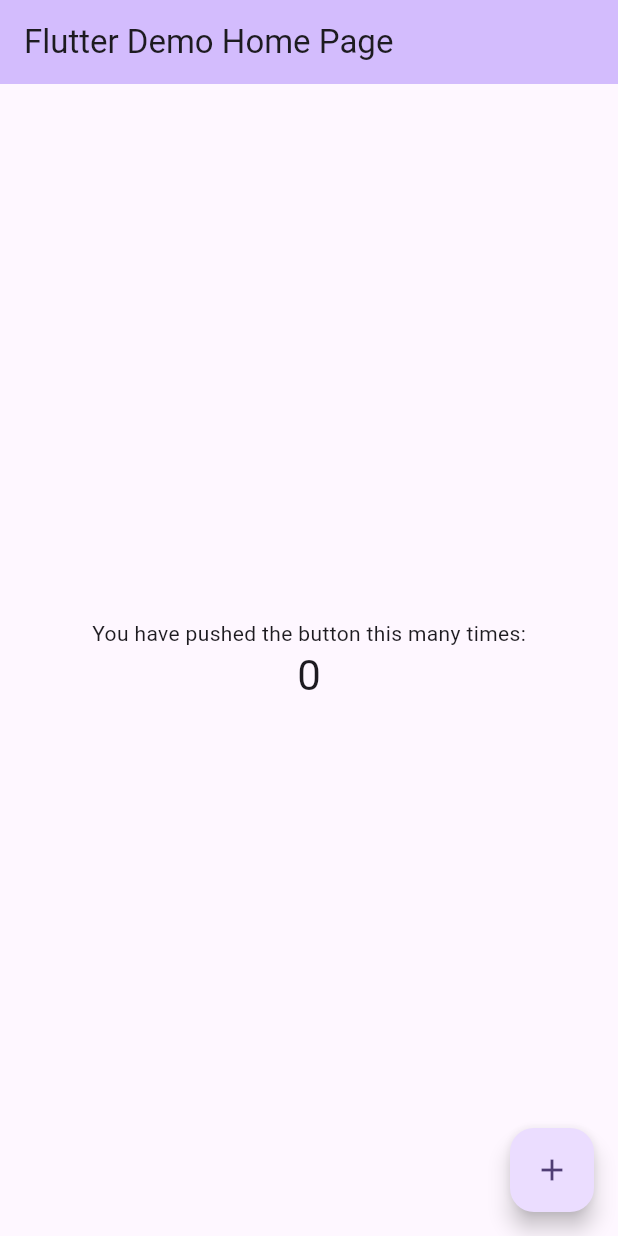
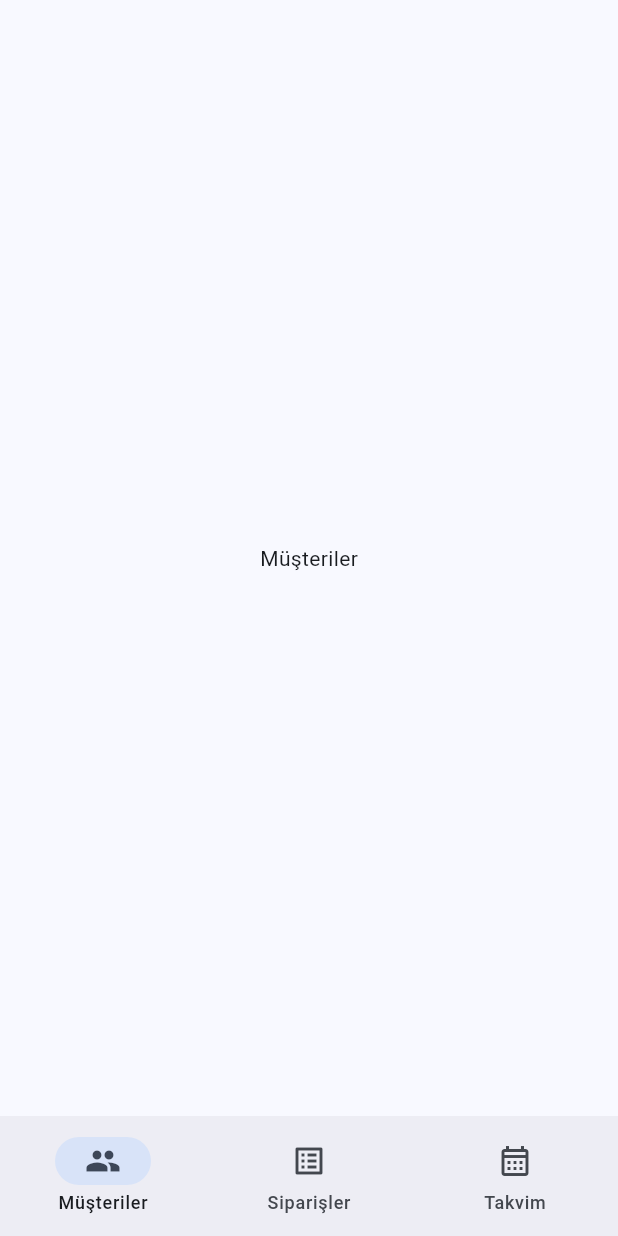
Before and after one commit to elya-gif/terzi_app, a Flutter app: the screen it shows after launch, on a phone screen of 412 x 824 dp. Run offline on Flutter 3.47's test engine with Material 3 defaults, Android fonts, the phone set to English and light mode, and no system bars; our stand-ins replace flutter_riverpod, go_router, sqflite; accounts and stored records are empty.

Commit message:
Add Riverpod providers, routing and screens
Refactor app entry to TerziApp: wrap app in ProviderScope and configure GoRouter with a ShellRoute that provides a main scaffold and bottom navigation. Add placeholder screens for customers, orders and calendar, plus customer/order form and detail screens. Introduce StateNotifier Riverpod providers for customers, orders and measurements (wired to DatabaseHelper) to manage app state. Update test to pump TerziApp. Update iOS project/workspace to include CocoaPods targets, embed pods frameworks and add pod-check build phases to the Xcode project.

```diff
--- a/lib/main.dart
+++ b/lib/main.dart
@@ -1,122 +1,151 @@
 import 'package:flutter/material.dart';
+import 'package:flutter_riverpod/flutter_riverpod.dart';
+import 'package:go_router/go_router.dart';
+import 'screens/customers/customer_list_screen.dart';
+import 'screens/customers/customer_detail_screen.dart';
+import 'screens/customers/customer_form_screen.dart';
+import 'screens/orders/order_list_screen.dart';
+import 'screens/orders/order_form_screen.dart';
+import 'screens/calendar/calendar_screen.dart';
+import 'models/customer.dart';
+import 'models/order.dart';
 
 void main() {
-  runApp(const MyApp());
+  runApp(const ProviderScope(child: TerziApp()));
 }
 
-class MyApp extends StatelessWidget {
-  const MyApp({super.key});
+final _router = GoRouter(
+  initialLocation: '/customers',
+  routes: [
+    ShellRoute(
+      builder: (context, state, child) {
+        return MainScaffold(child: child);
+      },
+      routes: [
+        GoRoute(
+          path: '/customers',
+          builder: (context, state) => const CustomerListScreen(),
+        ),
+        GoRoute(
+          path: '/orders',
+          builder: (context, state) => const OrderListScreen(),
+        ),
+        GoRoute(
+          path: '/calendar',
+          builder: (context, state) => const CalendarScreen(),
+        ),
+      ],
+    ),
+    GoRoute(
+      path: '/customers/:id',
+      builder: (context, state) {
+        final customer = state.extra as Customer;
+        return CustomerDetailScreen(customer: customer);
+      },
+    ),
+    GoRoute(
+      path: '/customers/new',
+      builder: (context, state) => const CustomerFormScreen(),
+    ),
+    GoRoute(
+      path: '/customers/:id/edit',
+      builder: (context, state) {
+        final customer = state.extra as Customer;
+        return CustomerFormScreen(customer: customer);
+      },
+    ),
+    GoRoute(
+      path: '/orders/new',
+      builder: (context, state) {
+        final customer = state.extra as Customer?;
+        return OrderFormScreen(customer: customer);
+      },
+    ),
+    GoRoute(
+      path: '/orders/:id/edit',
+      builder: (context, state) {
+        final order = state.extra as Order;
+        return OrderFormScreen(order: order);
+      },
+    ),
+  ],
+);
 
-  // This widget is the root of your application.
+class TerziApp extends StatelessWidget {
+  const TerziApp({super.key});
+
   @override
   Widget build(BuildContext context) {
-    return MaterialApp(
-      title: 'Flutter Demo',
+    return MaterialApp.router(
+      title: 'Terzi Yönetim',
+      debugShowCheckedModeBanner: false,
       theme: ThemeData(
-        // This is the theme of your application.
-        //
-        // TRY THIS: Try running your application with "flutter run". You'll see
-        // the application has a purple toolbar. Then, without quitting the app,
-        // try changing the seedColor in the colorScheme below to Colors.green
-        // and then invoke "hot reload" (save your changes or press the "hot
-        // reload" button in a Flutter-supported IDE, or press "r" if you used
-        // the command line to start the app).
-        //
-        // Notice that the counter didn't reset back to zero; the application
-        // state is not lost during the reload. To reset the state, use hot
-        // restart instead.
-        //
-        // This works for code too, not just values: Most code changes can be
-        // tested with just a hot reload.
-        colorScheme: ColorScheme.fromSeed(seedColor: Colors.deepPurple),
+        colorScheme: ColorScheme.fromSeed(
+          seedColor: const Color(0xFF185FA5),
+          brightness: Brightness.light,
+        ),
+        useMaterial3: true,
+        fontFamily: 'Roboto',
+        appBarTheme: const AppBarTheme(
+          centerTitle: false,
+          elevation: 0,
+          scrolledUnderElevation: 1,
+        ),
+        cardTheme: CardThemeData(
+          elevation: 0,
+          shape: RoundedRectangleBorder(
+            borderRadius: BorderRadius.circular(12),
+            side: const BorderSide(color: Color(0xFFE0E0E0), width: 0.5),
+          ),
+        ),
       ),
-      home: const MyHomePage(title: 'Flutter Demo Home Page'),
+      routerConfig: _router,
     );
   }
 }
 
-class MyHomePage extends StatefulWidget {
-  const MyHomePage({super.key, required this.title});
+class MainScaffold extends StatelessWidget {
+  final Widget child;
+  const MainScaffold({super.key, required this.child});
 
-  // This widget is the home page of your application. It is stateful, meaning
-  // that it has a State object (defined below) that contains fields that affect
-  // how it looks.
-
-  // This class is the configuration for the state. It holds the values (in this
-  // case the title) provided by the parent (in this case the App widget) and
-  // used by the build method of the State. Fields in a Widget subclass are
-  // always marked "final".
-
-  final String title;
-
-  @override
-  State<MyHomePage> createState() => _MyHomePageState();
-}
-
-class _MyHomePageState extends State<MyHomePage> {
-  int _counter = 0;
-
-  void _incrementCounter() {
-    setState(() {
-      // This call to setState tells the Flutter framework that something has
-      // changed in this State, which causes it to rerun the build method below
-      // so that the display can reflect the updated values. If we changed
-      // _counter without calling setState(), then the build method would not be
-      // called again, and so nothing would appear to happen.
-      _counter++;
-    });
+  int _selectedIndex(BuildContext context) {
+    final location = GoRouterState.of(context).uri.toString();
+    if (location.startsWith('/orders')) return 1;
+    if (location.startsWith('/calendar')) return 2;
+    return 0;
   }
 
   @override
   Widget build(BuildContext context) {
-    // This method is rerun every time setState is called, for instance as done
-    // by the _incrementCounter method above.
-    //
-    // The Flutter framework has been optimized to make rerunning build methods
-    // fast, so that you can just rebuild anything that needs updating rather
-    // than having to individually change instances of widgets.
     return Scaffold(
-      appBar: AppBar(
-        // TRY THIS: Try changing the color here to a specific color (to
-        // Colors.amber, perhaps?) and trigger a hot reload to see the AppBar
-        // change color while the other colors stay the same.
-        backgroundColor: Theme.of(context).colorScheme.inversePrimary,
-        // Here we take the value from the MyHomePage object that was created by
-        // the App.build method, and use it to set our appbar title.
-        title: Text(widget.title),
+      body: child,
+      bottomNavigationBar: NavigationBar(
+        selectedIndex: _selectedIndex(context),
+        onDestinationSelected: (index) {
+          switch (index) {
+            case 0: context.go('/customers'); break;
+            case 1: context.go('/orders'); break;
+            case 2: context.go('/calendar'); break;
+          }
+        },
+        destinations: const [
+          NavigationDestination(
+            icon: Icon(Icons.people_outline),
+            selectedIcon: Icon(Icons.people),
+            label: 'Müşteriler',
+          ),
+          NavigationDestination(
+            icon: Icon(Icons.list_alt_outlined),
+            selectedIcon: Icon(Icons.list_alt),
+            label: 'Siparişler',
+          ),
+          NavigationDestination(
+            icon: Icon(Icons.calendar_month_outlined),
+            selectedIcon: Icon(Icons.calendar_month),
+            label: 'Takvim',
+          ),
+        ],
       ),
-      body: Center(
-        // Center is a layout widget. It takes a single child and positions it
-        // in the middle of the parent.
-        child: Column(
-          // Column is also a layout widget. It takes a list of children and
-          // arranges them vertically. By default, it sizes itself to fit its
-          // children horizontally, and tries to be as tall as its parent.
-          //
-          // Column has various properties to control how it sizes itself and
-          // how it positions its children. Here we use mainAxisAlignment to
-          // center the children vertically; the main axis here is the vertical
-          // axis because Columns are vertical (the cross axis would be
-          // horizontal).
-          //
-          // TRY THIS: Invoke "debug painting" (choose the "Toggle Debug Paint"
-          // action in the IDE, or press "p" in the console), to see the
-          // wireframe for each widget.
-          mainAxisAlignment: MainAxisAlignment.center,
-          children: <Widget>[
-            const Text('You have pushed the button this many times:'),
-            Text(
-              '$_counter',
-              style: Theme.of(context).textTheme.headlineMedium,
-            ),
-          ],
-        ),
-      ),
-      floatingActionButton: FloatingActionButton(
-        onPressed: _incrementCounter,
-        tooltip: 'Increment',
-        child: const Icon(Icons.add),
-      ), // This trailing comma makes auto-formatting nicer for build methods.
     );
   }
 }
--- /dev/null
+++ b/lib/screens/calendar/calendar_screen.dart
@@ -0,0 +1,6 @@
+import 'package:flutter/material.dart';
+class CalendarScreen extends StatelessWidget {
+  const CalendarScreen({super.key});
+  @override
+  Widget build(BuildContext context) => const Scaffold(body: Center(child: Text('Takvim')));
+}
--- /dev/null
+++ b/lib/screens/customers/customer_list_screen.dart
@@ -0,0 +1,6 @@
+import 'package:flutter/material.dart';
+class CustomerListScreen extends StatelessWidget {
+  const CustomerListScreen({super.key});
+  @override
+  Widget build(BuildContext context) => const Scaffold(body: Center(child: Text('Müşteriler')));
+}
--- /dev/null
+++ b/lib/screens/orders/order_list_screen.dart
@@ -0,0 +1,6 @@
+import 'package:flutter/material.dart';
+class OrderListScreen extends StatelessWidget {
+  const OrderListScreen({super.key});
+  @override
+  Widget build(BuildContext context) => const Scaffold(body: Center(child: Text('Siparişler')));
+}
```
Also changed, not shown: lib/providers/customer_provider.dart (added, +36 -0 lines), lib/providers/measurement_provider.dart (added, +47 -0 lines), lib/providers/order_provider.dart (added, +47 -0 lines), lib/screens/customers/customer_detail_screen.dart (added, +8 -0 lines), lib/screens/customers/customer_form_screen.dart (added, +8 -0 lines), lib/screens/orders/order_form_screen.dart (added, +10 -0 lines), 4 other files.
